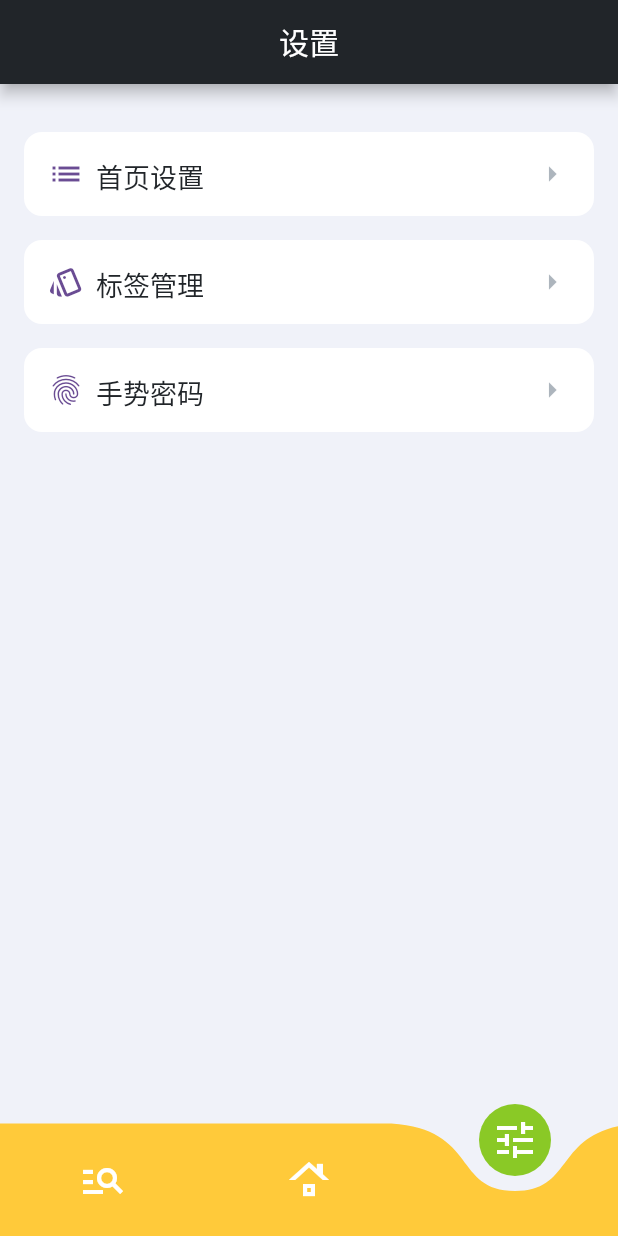
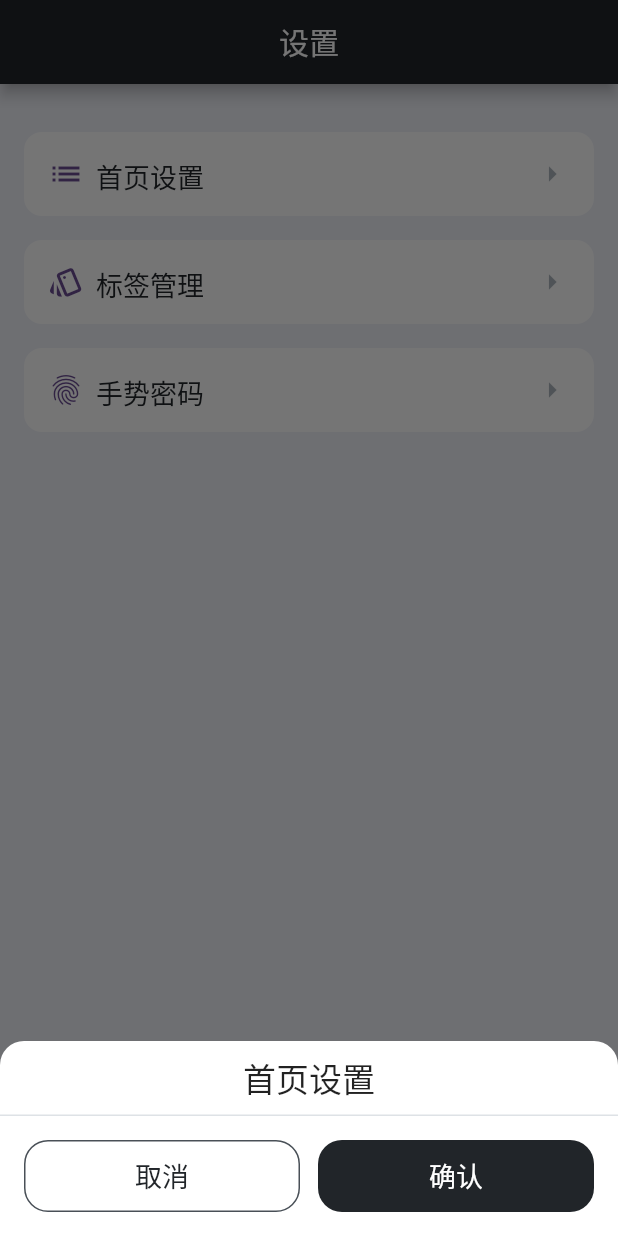
Before and after one commit to lopo12123/wuwu, a Flutter app: the screen it shows after launch, item 3 of the bottom bar chosen, after a tap on "首页设置", on a phone screen of 412 x 824 dp. Run offline on Flutter 3.47's test engine with Material 2 defaults, Android fonts, the phone set to English and light mode, and no system bars; drawn by our look-alikes of curved_navigation_bar; our stand-ins replace bot_toast, flutter_slidable, get, isar, loading_animation_widget, logger; missing offline and left inert: flip_board, gesture_password_widget, window_manager, windows_single_instance; accounts and stored records are empty; generated files the repository leaves out were written again; Roboto replaces fonts that are missing (ShouShu, XiaoBai).

Commit message:
style: remove dead code

```diff
--- a/lib/_misc_tests/aa.dart
+++ b/lib/_misc_tests/aa.dart
@@ -1,3 +1,3 @@
 void main() {
-  print("ElevatedButton".contains('El'));
+  print(0.1+0.2);
 }
--- a/lib/components/common/search_box_debounce.dart
+++ b/lib/components/common/search_box_debounce.dart
@@ -1,6 +1,5 @@
 import 'package:flutter/material.dart';
 import 'package:get/get.dart';
-import 'package:wuwu/components/common/styled_text.dart';
 import 'package:wuwu/styles/palette.dart';
 
 /// 搜索输入框状态
--- a/lib/stores/db_store.dart
+++ b/lib/stores/db_store.dart
@@ -2,7 +2,6 @@ import 'dart:io';
 
 import 'package:isar/isar.dart';
 import 'package:path_provider/path_provider.dart';
-import 'package:wuwu/misc/result.dart';
 import 'package:wuwu/stores/collections/tag.dart';
 import 'package:wuwu/utils/my_toast.dart';
 import 'package:wuwu/utils/safe_print.dart';
--- /dev/null
+++ b/lib/views/bottom_sheet/bs_home_setting.dart
@@ -0,0 +1,14 @@
+import 'package:flutter/material.dart';
+import 'package:wuwu/views/bottom_sheet/bs_base.dart';
+
+class BSHomeSetting extends StatelessWidget {
+  const BSHomeSetting({super.key});
+
+  @override
+  Widget build(BuildContext context) {
+    return bsBase(
+      title: '首页设置',
+      children: [],
+    );
+  }
+}
--- a/lib/views/bottom_sheet/bs_tag_create.dart
+++ b/lib/views/bottom_sheet/bs_tag_create.dart
@@ -3,7 +3,6 @@ import 'package:get/get.dart';
 import 'package:wuwu/components/common/clickable.dart';
 import 'package:wuwu/components/common/input_box.dart';
 import 'package:wuwu/components/common/styled_text.dart';
-import 'package:wuwu/styles/button.dart';
 import 'package:wuwu/styles/palette.dart';
 import 'package:wuwu/views/bottom_sheet/bs_base.dart';
 
--- a/lib/views/tab_pages/dashboard.dart
+++ b/lib/views/tab_pages/dashboard.dart
@@ -2,16 +2,24 @@ import 'package:flutter/material.dart';
 import 'package:get/get.dart';
 import 'package:wuwu/components/common/styled_text.dart';
 import 'package:wuwu/platform_spec/components/tool_bar.dart';
-import 'package:wuwu/styles/palette.dart';
 
-class DashboardPage extends StatelessWidget {
+class _DashboardController extends GetxController {
+  final RxInt val = 10.obs;
+}
+
+class DashboardPage extends GetView<_DashboardController> {
   const DashboardPage({super.key});
 
   @override
   Widget build(BuildContext context) {
+    Get.put(_DashboardController());
+
     return Scaffold(
-      appBar: ToolBar(title: const StyledText.XiaoBai('全览')),
-      body: Container(color: Palette.blue),
+      appBar: const ToolBar(title: StyledText.XiaoBai('全览')),
+      body: ListView(
+        children: [
+        ],
+      ),
     );
   }
 }
--- a/lib/views/tab_pages/home.dart
+++ b/lib/views/tab_pages/home.dart
@@ -3,9 +3,7 @@ import 'package:get/get.dart';
 import 'package:wuwu/components/common/styled_text.dart';
 import 'package:wuwu/components/nice_clock.dart';
 import 'package:wuwu/platform_spec/components/tool_bar.dart';
-import 'package:wuwu/routes/index.dart';
 import 'package:wuwu/styles/palette.dart';
-import 'package:wuwu/utils/my_toast.dart';
 
 class HomePage extends StatelessWidget {
   const HomePage({super.key});
@@ -16,7 +14,7 @@ class HomePage extends StatelessWidget {
       appBar: const ToolBar(extraActions: true),
       body: Column(
         children: [
-          niceClock.paddingSymmetric(vertical: 16),
+          niceClock.paddingSymmetric(vertical: 32),
           const Divider(height: 1, thickness: 1, color: Palette.b30),
           Expanded(
             child: ListView(
--- a/lib/views/tab_pages/setting.dart
+++ b/lib/views/tab_pages/setting.dart
@@ -5,6 +5,7 @@ import 'package:wuwu/components/setting_item.dart';
 import 'package:wuwu/platform_spec/components/tool_bar.dart';
 import 'package:wuwu/routes/index.dart';
 import 'package:wuwu/styles/palette.dart';
+import 'package:wuwu/views/bottom_sheet/bs_home_setting.dart';
 
 class SettingPage extends StatelessWidget {
   const SettingPage({super.key});
@@ -20,9 +21,7 @@ class SettingPage extends StatelessWidget {
             text: '首页设置',
             icon: const Icon(Icons.list, color: Palette.purple),
             suffix: const Icon(Icons.arrow_right, color: Palette.b50),
-            onPressed: () {
-              // todo: 设置首页显示内容(最近[记录/收入/支出]的[n]条)
-            },
+            onPressed: () => Get.bottomSheet(const BSHomeSetting()),
           ),
           const SizedBox(height: 16),
           SettingItem(
@@ -32,7 +31,6 @@ class SettingPage extends StatelessWidget {
             onPressed: () => Get.toNamed(MyRoutes.tag_manage),
           ),
           const SizedBox(height: 16),
-
           SettingItem(
             text: '手势密码',
             icon: const Icon(Icons.fingerprint_outlined, color: Palette.purple),
```
